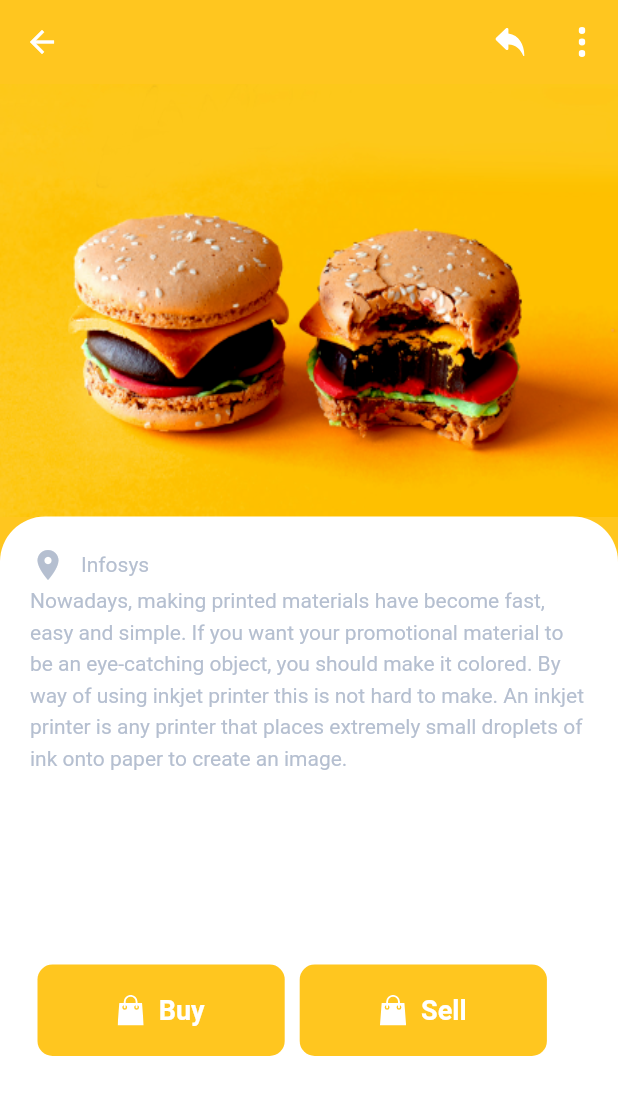
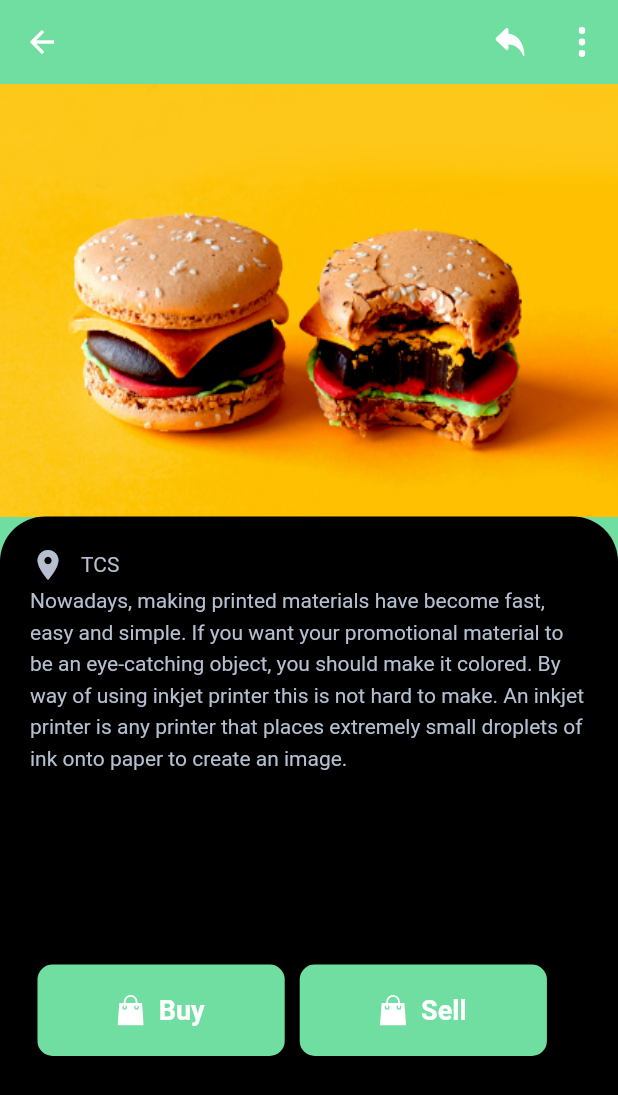
Before and after one commit to Akn24/stonks_app, a Flutter app: the screen it shows after launch, after a tap on "TCS", on a phone screen of 412 x 824 dp. Shown: the top 1095 px of the screen. Run offline on Flutter 3.47's test engine with Material 2 defaults, Android fonts, the phone set to English and light mode, and no system bars; our stand-ins replace flutter_svg.

Commit message:
Dark Theme

```diff
--- a/lib/components/bottom_nav.dart
+++ b/lib/components/bottom_nav.dart
@@ -1,5 +1,6 @@
 import 'package:flutter/material.dart';
 import 'package:flutter_svg/flutter_svg.dart';
+import 'package:stonksapp/screens/home/home_screen.dart';
 
 class BottomNav extends StatelessWidget {
   const BottomNav({
@@ -10,10 +11,10 @@ class BottomNav extends StatelessWidget {
   Widget build(BuildContext context) {
     return Container(
       padding: EdgeInsets.symmetric(horizontal: 35),
-      height: 60,
+      height: 40,
       width: double.infinity,
       decoration: BoxDecoration(
-        color: Colors.white,
+        color: Colors.black,
         borderRadius: BorderRadius.only(
           topLeft: Radius.circular(20),
           topRight: Radius.circular(20),
@@ -32,22 +33,58 @@ class BottomNav extends StatelessWidget {
           IconButton(
             icon: SvgPicture.asset(
               "assets/icons/home.svg"),
-            onPressed: (){},
+            onPressed: (){
+              Navigator.push(
+                context,
+                MaterialPageRoute(
+                  builder: (context){
+                    return HomeScreen();
+                  },
+                ),
+              );
+            },
           ),
           IconButton(
             icon: SvgPicture.asset(
               "assets/icons/Following.svg"),
-            onPressed: (){},
+            onPressed: (){
+              Navigator.push(
+                context,
+                MaterialPageRoute(
+                  builder: (context){
+                    return HomeScreen();
+                  },
+                ),
+              );
+            },
           ),
           IconButton(
             icon: SvgPicture.asset(
               "assets/icons/Glyph.svg"),
-            onPressed: (){},
+            onPressed: (){
+              Navigator.push(
+                context,
+                MaterialPageRoute(
+                  builder: (context){
+                    return HomeScreen();
+                  },
+                ),
+              );
+            },
           ),
           IconButton(
             icon: SvgPicture.asset(
               "assets/icons/person.svg"),
-            onPressed: (){},
+            onPressed: (){
+              Navigator.push(
+                context,
+                MaterialPageRoute(
+                  builder: (context){
+                    return HomeScreen();
+                  },
+                ),
+              );
+            },
           ),
         ],
       ),
--- a/lib/constant.dart
+++ b/lib/constant.dart
@@ -1,6 +1,6 @@
 import 'package:flutter/material.dart';
 
-const kPrimaryColor = Color(0xFFFFC61F);
+const kPrimaryColor = Color(0xFF70dda1);
 const ksecondaryColor = Color(0xFFB5BFD0);
-const kTextColor = Color(0xFF50505D);
+const kTextColor = Color(0xFFFAFAFA);
 const kTextLightColor = Color(0xFF6A727D);
--- a/lib/main.dart
+++ b/lib/main.dart
@@ -16,7 +16,7 @@ class MyApp extends StatelessWidget {
       title: 'Stonks App',
       theme: ThemeData(
         primaryColor: kPrimaryColor,
-        scaffoldBackgroundColor: Colors.white,
+        scaffoldBackgroundColor: Colors.black,
         textTheme: TextTheme(
           body1: TextStyle(color: ksecondaryColor),
           body2: TextStyle(color: ksecondaryColor),
--- a/lib/screens/details/components/body.dart
+++ b/lib/screens/details/components/body.dart
@@ -4,6 +4,11 @@ import 'package:stonksapp/screens/details/components/company_img.dart';
 import 'package:stonksapp/screens/details/components/order.dart';
 
 class Body extends StatelessWidget {
+  final String company;
+  const Body({
+    Key key,
+    this.company
+  }) : super(key: key);
   @override
   Widget build(BuildContext context) {
     return Column(
@@ -12,7 +17,7 @@ class Body extends StatelessWidget {
           imgSrc: "assets/images/burger.png",
         ),
         Expanded(
-            child: ComInfo(),
+            child: ComInfo(companyname: company),
           ),
       ],
     );
@@ -20,8 +25,9 @@ class Body extends StatelessWidget {
 }
 
 class ComInfo extends StatelessWidget {
+  final String companyname;
   const ComInfo({
-    Key key,
+    Key key, this.companyname,
   }) : super(key: key);
 
   @override
@@ -31,7 +37,7 @@ class ComInfo extends StatelessWidget {
       padding: EdgeInsets.all(20),
       width: double.infinity,
       decoration: BoxDecoration(
-        color: Colors.white,
+        color: Colors.black,
         borderRadius: BorderRadius.only(
           topLeft: Radius.circular(30),
           topRight: Radius.circular(30),
@@ -39,7 +45,7 @@ class ComInfo extends StatelessWidget {
       ),
       child: Column(
         children: <Widget>[
-          shopeName(name: "Infosys"),
+          shopeName(name: companyname),
           Text(
             "Nowadays, making printed materials have become fast, easy and simple. If you want your promotional material to be an eye-catching object, you should make it colored. By way of using inkjet printer this is not hard to make. An inkjet printer is any printer that places extremely small droplets of ink onto paper to create an image.",
             style: TextStyle(
--- a/lib/screens/details/details_screen.dart
+++ b/lib/screens/details/details_screen.dart
@@ -4,12 +4,17 @@ import 'package:stonksapp/screens/details/components/app_bar.dart';
 import 'package:stonksapp/screens/details/components/body.dart';
 
 class DetailsScreen extends StatelessWidget {
+  final String companyName;
+  const DetailsScreen({
+    Key key,
+    this.companyName,
+  }) : super(key: key);
   @override
   Widget build(BuildContext context) {
     return Scaffold(
       backgroundColor: kPrimaryColor,
       appBar: detailsAppBar(),
-      body: Body(),
+      body: Body(company: companyName),
     );
   }
 }
--- a/lib/screens/home/components/app_bar.dart
+++ b/lib/screens/home/components/app_bar.dart
@@ -4,7 +4,7 @@ import 'package:stonksapp/constant.dart';
 
 AppBar homeAppBar(BuildContext context) {
     return AppBar(
-      backgroundColor: Colors.white,
+      backgroundColor: Colors.black,
       elevation: 0,
       leading: IconButton(icon: SvgPicture.asset("assets/icons/menu.svg"),
       onPressed: (){
--- a/lib/screens/home/components/stockCard.dart
+++ b/lib/screens/home/components/stockCard.dart
@@ -15,13 +15,13 @@ class StockCard extends StatelessWidget {
     return Container(
       margin: EdgeInsets.only(left: 20, right: 15, top: 20, bottom: 20),
       decoration: BoxDecoration(
-        color: Colors.white,
+        color: Colors.black,
         borderRadius: BorderRadius.circular(10),
         boxShadow: [
           BoxShadow(
             offset: Offset(0, 4),
             blurRadius: 20,
-            color: Color(0xFFB0CCE1).withOpacity(0.32),
+            color: Color(0xFF000000).withOpacity(0.25),
           ),
         ],
       ),
--- a/lib/screens/home/components/stockList.dart
+++ b/lib/screens/home/components/stockList.dart
@@ -22,7 +22,7 @@ class StockList extends StatelessWidget {
                 context,
                 MaterialPageRoute(
                   builder: (context){
-                    return DetailsScreen("Infosys");
+                    return DetailsScreen(companyName: "Infosys");
                   },
                 ),
               );
@@ -36,7 +36,7 @@ class StockList extends StatelessWidget {
                 context,
                 MaterialPageRoute(
                   builder: (context){
-                    return DetailsScreen();
+                    return DetailsScreen(companyName: "TCS");
                   },
                 ),
               );
@@ -44,8 +44,17 @@ class StockList extends StatelessWidget {
           ),
           StockCard(
             svgSrc: "assets/icons/burger_beer.svg",
-            title: "Burger & Beer",
-            press: (){},
+            title: "Microsoft",
+            press: (){
+              Navigator.push(
+                context,
+                MaterialPageRoute(
+                  builder: (context){
+                    return DetailsScreen(companyName: "Microsoft");
+                  },
+                ),
+              );
+            },
           ),
         ],
       ),
```
